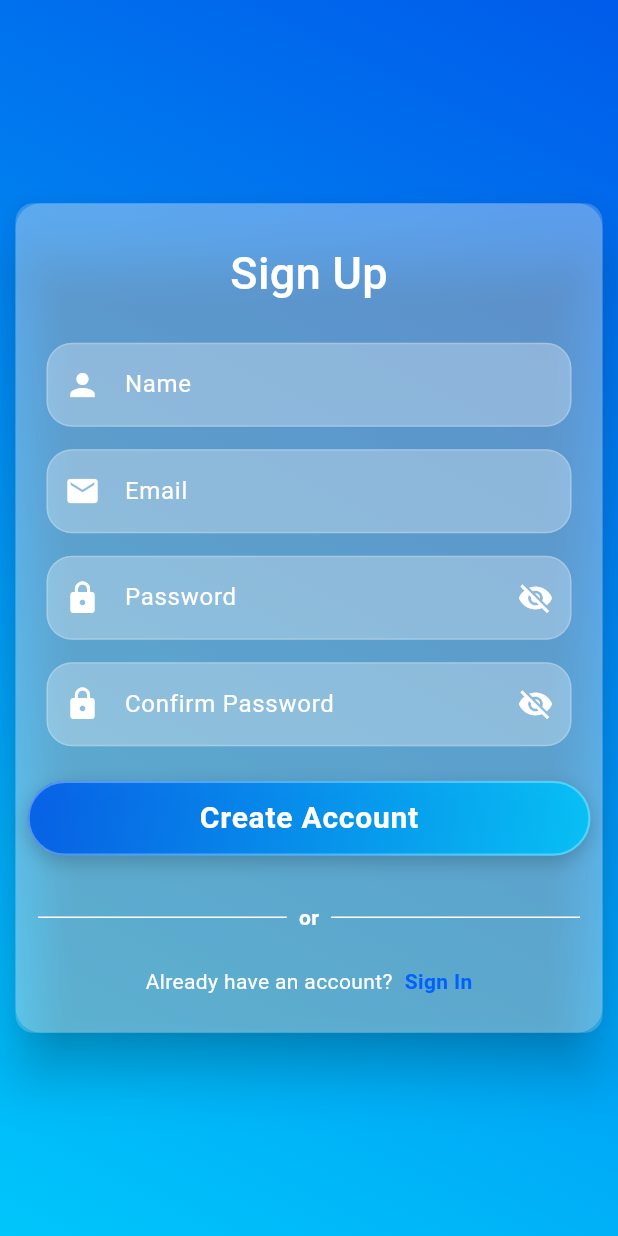
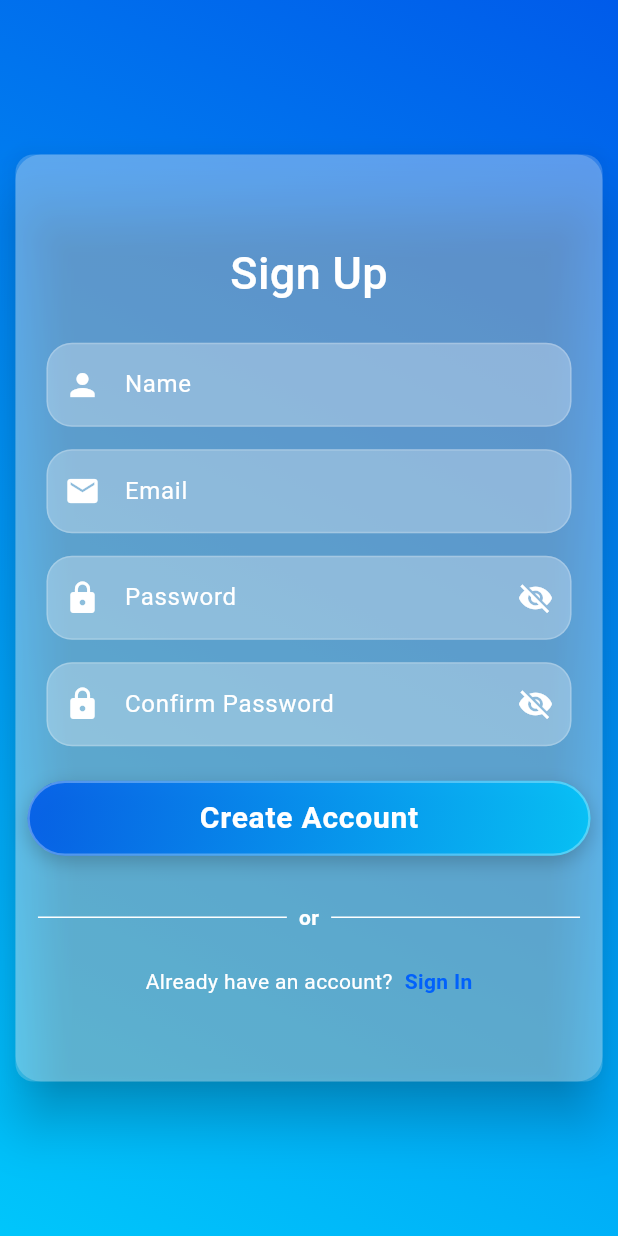
Before and after one commit to itxmal03/GlobeTrek, a Flutter app: the screen it shows after launch, on a phone screen of 412 x 824 dp. Run offline on Flutter 3.47's test engine with Material 3 defaults, Android fonts, the phone set to English and light mode, and no system bars; our stand-ins replace cloud_firestore, firebase_auth, firebase_core; accounts and stored records are empty.

Commit message:
Added focus node in customized text field and fixed bottom overflow of signup screen

```diff
--- a/lib/screens/authScreens/sign_up_screen.dart
+++ b/lib/screens/authScreens/sign_up_screen.dart
@@ -18,10 +18,13 @@ class _SignUpScreenState extends State<SignUpScreen> {
   final TextEditingController _email = TextEditingController();
   final TextEditingController _password = TextEditingController();
   final TextEditingController _confirmPassword = TextEditingController();
+  final FocusNode _nameFocus = FocusNode();
+  final FocusNode _emailFocus = FocusNode();
+  final FocusNode _passwordFocus = FocusNode();
+  final FocusNode _confirmPasswordFocus = FocusNode();
 
   final _formKey = GlobalKey<FormState>();
 
-  Customized customWidgets = Customized();
   @override
   Widget build(BuildContext context) {
     SizeConfig.init(context);
@@ -37,11 +40,14 @@ class _SignUpScreenState extends State<SignUpScreen> {
         backgroundColor: Colors.transparent,
         body: SafeArea(
           child: Center(
+            child: SingleChildScrollView(
               child: Card(
                 color: Colors.white.withValues(alpha: 0.2),
                 elevation: 15,
                 child: Container(
                   width: SizeConfig.wp(95),
+                  height: SizeConfig.hp(75
+                  ),
                   decoration: BoxDecoration(
                     borderRadius: BorderRadius.circular(17),
                     color: Colors.white.withValues(alpha: 0.2),
@@ -65,7 +71,12 @@ class _SignUpScreenState extends State<SignUpScreen> {
                             ),
                           ),
                         ),
-                      customWidgets.customTextField(
+                        CustomizedTextField(
+                          isPassword: false,
+                          focusNode: _nameFocus,
+                          onSubmitted: (_) {
+                            FocusScope.of(context).requestFocus(_emailFocus);
+                          },
                           tController: _name,
                           hint: 'Name',
                           icon: Icons.person,
@@ -80,7 +91,12 @@ class _SignUpScreenState extends State<SignUpScreen> {
                           },
                         ),
                         SizedBox(height: 15),
-                      customWidgets.customTextField(
+                        CustomizedTextField(
+                          isPassword: false,
+                          focusNode: _emailFocus,
+                          onSubmitted: (_) {
+                            FocusScope.of(context).requestFocus(_passwordFocus);
+                          },
                           tController: _email,
                           hint: 'Email',
                           icon: Icons.email,
@@ -95,7 +111,13 @@ class _SignUpScreenState extends State<SignUpScreen> {
                           },
                         ),
                         SizedBox(height: 15),
-                      customWidgets.customTextField(
+                        CustomizedTextField(
+                          focusNode: _passwordFocus,
+                          onSubmitted: (_) {
+                            FocusScope.of(
+                              context,
+                            ).requestFocus(_confirmPasswordFocus);
+                          },
                           tController: _password,
                           isPassword: true,
                           hint: 'Password',
@@ -111,7 +133,11 @@ class _SignUpScreenState extends State<SignUpScreen> {
                           },
                         ),
                         SizedBox(height: 15),
-                      customWidgets.customTextField(
+                        CustomizedTextField(
+                          focusNode: _confirmPasswordFocus,
+                          onSubmitted: (_) {
+                            FocusScope.of(context).unfocus();
+                          },
                           tController: _confirmPassword,
                           isPassword: true,
                           hint: 'Confirm Password',
@@ -286,6 +312,7 @@ class _SignUpScreenState extends State<SignUpScreen> {
             ),
           ),
         ),
+      ),
     );
   }
 }
--- a/lib/widgets/customized.dart
+++ b/lib/widgets/customized.dart
@@ -1,47 +1,32 @@
 import 'package:flutter/material.dart';
 
-class Customized {
-  Widget customTextField({
-    required String hint,
-    required IconData icon,
-    required TextEditingController tController,
-    bool isPassword = false,
-    String? Function(String?)? validator,
-    TextInputType keyboardType = TextInputType.text,
-  }) {
-    return _CustomTextField(
-      hint: hint,
-      icon: icon,
-      isPassword: isPassword,
-      controller: tController,
-      validator: validator,
-      keyboardType: keyboardType,
-    );
-  }
-}
-
-class _CustomTextField extends StatefulWidget {
+class CustomizedTextField extends StatefulWidget {
   final String hint;
   final IconData icon;
   final bool isPassword;
-  final TextEditingController controller;
+  final TextEditingController tController;
   final String? Function(String?)? validator;
   final TextInputType keyboardType;
+  final FocusNode focusNode;
+  final void Function(String)? onSubmitted;
 
-  const _CustomTextField({
+  const CustomizedTextField({
     required this.hint,
     required this.icon,
     required this.isPassword,
-    required this.controller,
+    required this.tController,
     this.validator,
     this.keyboardType = TextInputType.text,
+    required this.focusNode,
+    required this.onSubmitted,
+    super.key,
   });
 
   @override
-  State<_CustomTextField> createState() => _CustomTextFieldState();
+  State<CustomizedTextField> createState() => _CustomizedTextFieldState();
 }
 
-class _CustomTextFieldState extends State<_CustomTextField> {
+class _CustomizedTextFieldState extends State<CustomizedTextField> {
   bool _obscureText = true;
 
   @override
@@ -49,7 +34,9 @@ class _CustomTextFieldState extends State<_CustomTextField> {
     return SizedBox(
       width: 350,
       child: TextFormField(
-        controller: widget.controller,
+        focusNode: widget.focusNode,
+        onFieldSubmitted: widget.onSubmitted,
+        controller: widget.tController,
         obscureText: widget.isPassword ? _obscureText : false,
         validator: widget.validator,
         keyboardType: widget.keyboardType,
```
Also changed, not shown: lib/screens/authScreens/sign_in_screen.dart (+15 -4 lines). Lines whose indentation alone changed are shown as unchanged.
